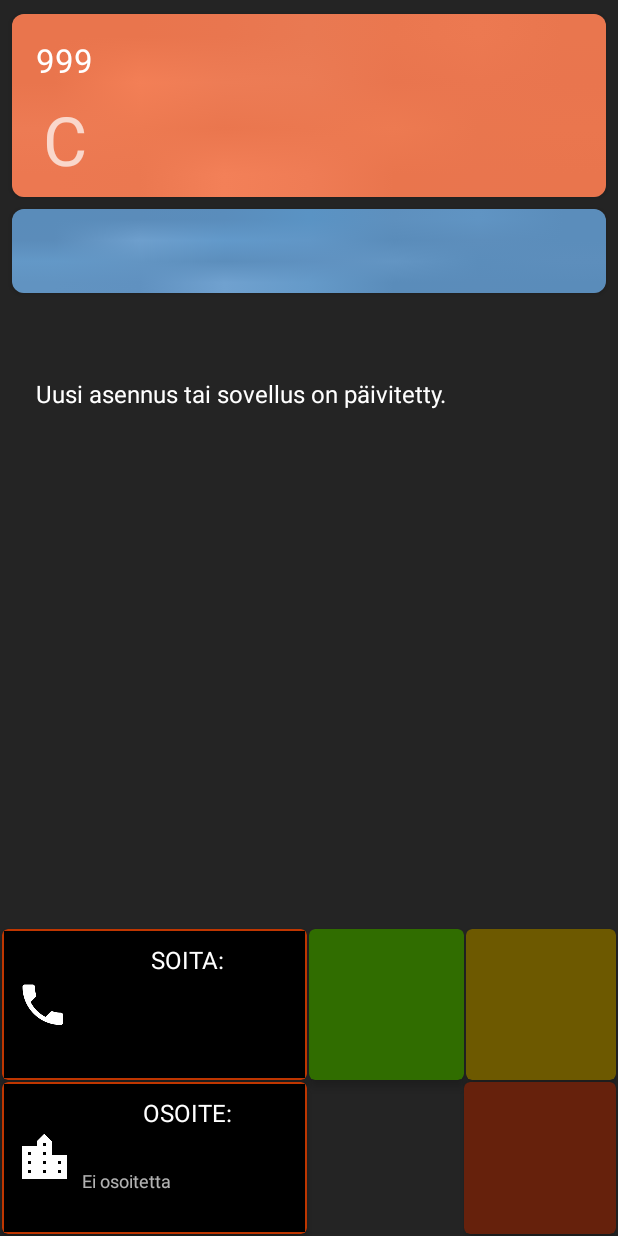
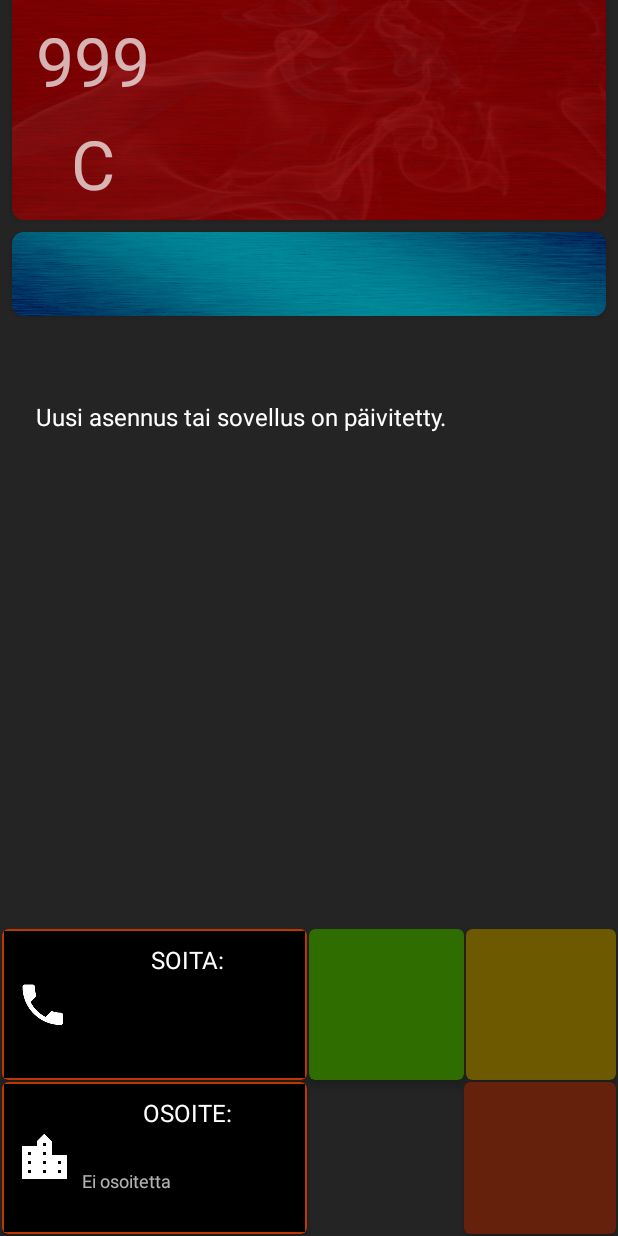
Before and after one commit to Kultalaaki/VPKApuri, an Android app: the AlarmFragment screen opened directly, with no data from a screen before it, on a phone screen of 412 x 824 dp. Run offline under Robolectric (Android 15) with nearby library versions, the phone set to English and light mode, and no system bars; our stand-ins replace Room's generated code; pictures from the network do not load.

Commit message:
Alarm page redesign in progress. To be continued.. Fixed unit detection error where RPI7415 was incorrectly interpreted as RPI741.

```diff
--- a/app/src/main/res/layout/fragment_alarm_cards.xml
+++ b/app/src/main/res/layout/fragment_alarm_cards.xml
@@ -26,21 +26,21 @@
         app:layout_constraintStart_toStartOf="parent"
         app:layout_constraintTop_toTopOf="parent">
 
-        <androidx.constraintlayout.widget.ConstraintLayout xmlns:card_view="http://schemas.android.com/apk/res-auto"
+        <androidx.constraintlayout.widget.ConstraintLayout
             android:layout_width="match_parent"
             android:layout_height="match_parent">
 
             <ImageView
                 android:layout_width="0dp"
                 android:layout_height="0dp"
-                android:background="@drawable/card_background_red"
+                android:background="@drawable/brushed_red"
                 android:scaleType="fitXY"
-                card_view:layout_constraintBottom_toBottomOf="parent"
-                card_view:layout_constraintEnd_toEndOf="parent"
-                card_view:layout_constraintHorizontal_bias="1.0"
-                card_view:layout_constraintStart_toStartOf="parent"
-                card_view:layout_constraintTop_toTopOf="parent"
-                card_view:layout_constraintVertical_bias="0.497" />
+                app:layout_constraintBottom_toBottomOf="parent"
+                app:layout_constraintEnd_toEndOf="parent"
+                app:layout_constraintHorizontal_bias="1.0"
+                app:layout_constraintStart_toStartOf="parent"
+                app:layout_constraintTop_toTopOf="parent"
+                app:layout_constraintVertical_bias="0.497" />
 
             <TextView
                 android:id="@+id/alarm_id"
@@ -48,7 +48,7 @@
                 android:layout_height="wrap_content"
                 android:layout_marginStart="16dp"
                 android:layout_marginTop="16dp"
-                android:textAppearance="@style/TextAppearance.AppCompat.Large"
+                android:textAppearance="@style/TextAppearance.AppCompat.Display2"
                 app:layout_constraintStart_toStartOf="parent"
                 app:layout_constraintTop_toTopOf="parent" />
 
@@ -69,7 +69,7 @@
                 android:layout_width="wrap_content"
                 android:layout_height="wrap_content"
                 android:layout_marginStart="50dp"
-                android:textAppearance="@style/TextAppearance.AppCompat.Medium"
+                android:textAppearance="@style/TextAppearance.AppCompat.Large"
                 app:layout_constraintBottom_toBottomOf="@+id/alarm_id"
                 app:layout_constraintStart_toEndOf="@+id/alarm_id"
                 app:layout_constraintTop_toTopOf="@+id/alarm_id" />
@@ -79,7 +79,7 @@
                 android:layout_width="wrap_content"
                 android:layout_height="wrap_content"
                 android:layout_marginStart="50dp"
-                android:textAppearance="@style/TextAppearance.AppCompat.Medium"
+                android:textAppearance="@style/TextAppearance.AppCompat.Large"
                 app:layout_constraintStart_toEndOf="@+id/alarm_id"
                 app:layout_constraintTop_toBottomOf="@+id/text_clarification_part_1" />
 
@@ -88,7 +88,7 @@
                 android:layout_width="wrap_content"
                 android:layout_height="wrap_content"
                 android:layout_marginStart="50dp"
-                android:textAppearance="@style/TextAppearance.AppCompat.Medium"
+                android:textAppearance="@style/TextAppearance.AppCompat.Large"
                 app:layout_constraintStart_toEndOf="@+id/alarm_id"
                 app:layout_constraintTop_toBottomOf="@+id/text_clarification_part_2" />
 
@@ -97,7 +97,7 @@
                 android:layout_width="wrap_content"
                 android:layout_height="wrap_content"
                 android:layout_marginStart="50dp"
-                android:textAppearance="@style/TextAppearance.AppCompat.Medium"
+                android:textAppearance="@style/TextAppearance.AppCompat.Large"
                 app:layout_constraintStart_toEndOf="@+id/alarm_id"
                 app:layout_constraintTop_toBottomOf="@+id/text_clarification_part_3" />
         </androidx.constraintlayout.widget.ConstraintLayout>
@@ -126,7 +126,7 @@
             <ImageView
                 android:layout_width="0dp"
                 android:layout_height="0dp"
-                android:background="@drawable/card_background_blue"
+                android:background="@drawable/brushed_blue"
                 android:scaleType="fitXY"
                 card_view:layout_constraintBottom_toBottomOf="parent"
                 card_view:layout_constraintEnd_toEndOf="parent"
```
Also changed, not shown: app/src/main/res/drawable/toast_custom_background.xml (deleted, +0 -23 lines), app/src/main/res/drawable-anydpi-v24/alarm_info_background.png (deleted), app/src/main/res/drawable-anydpi-v24/card_background_blue.png (deleted), app/src/main/res/drawable-anydpi-v24/card_background_red.png (deleted), app/src/main/res/drawable-xxxhdpi/brushed_blue.png (added), app/src/main/res/drawable-xxxhdpi/brushed_red.png (added), app/src/main/res/drawable/aluminium.jpg (deleted), app/src/main/res/drawable/firetruck_roof.jpeg (deleted), app/src/main/res/drawable/toast_background1.png (deleted), 2 other files.
